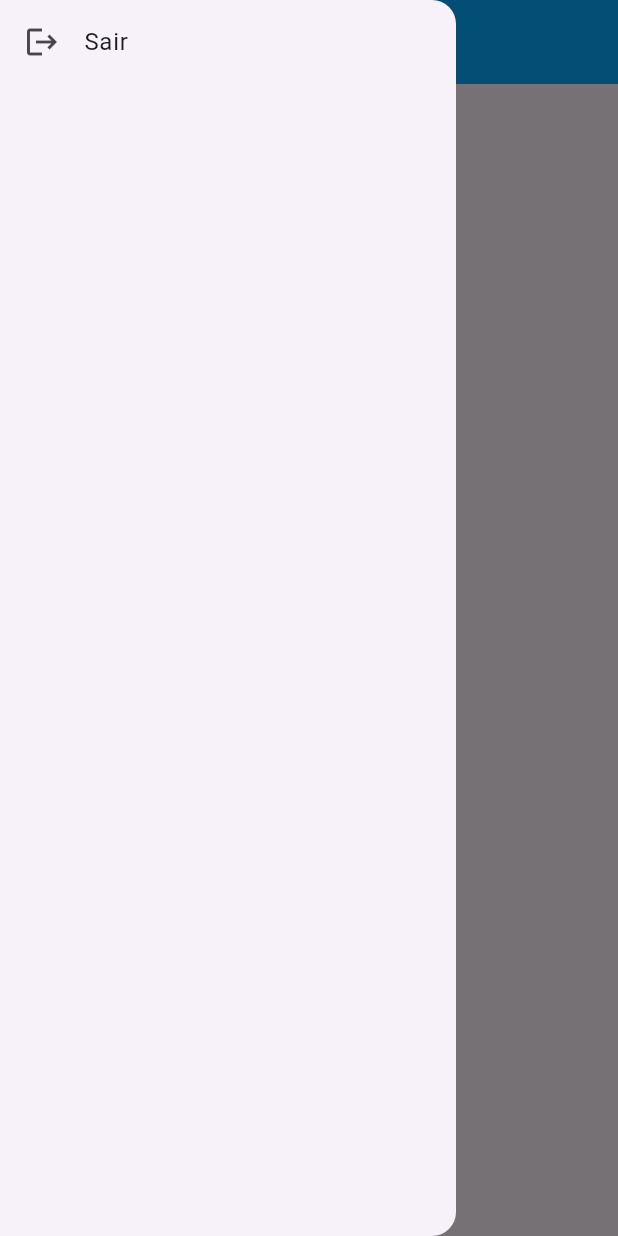
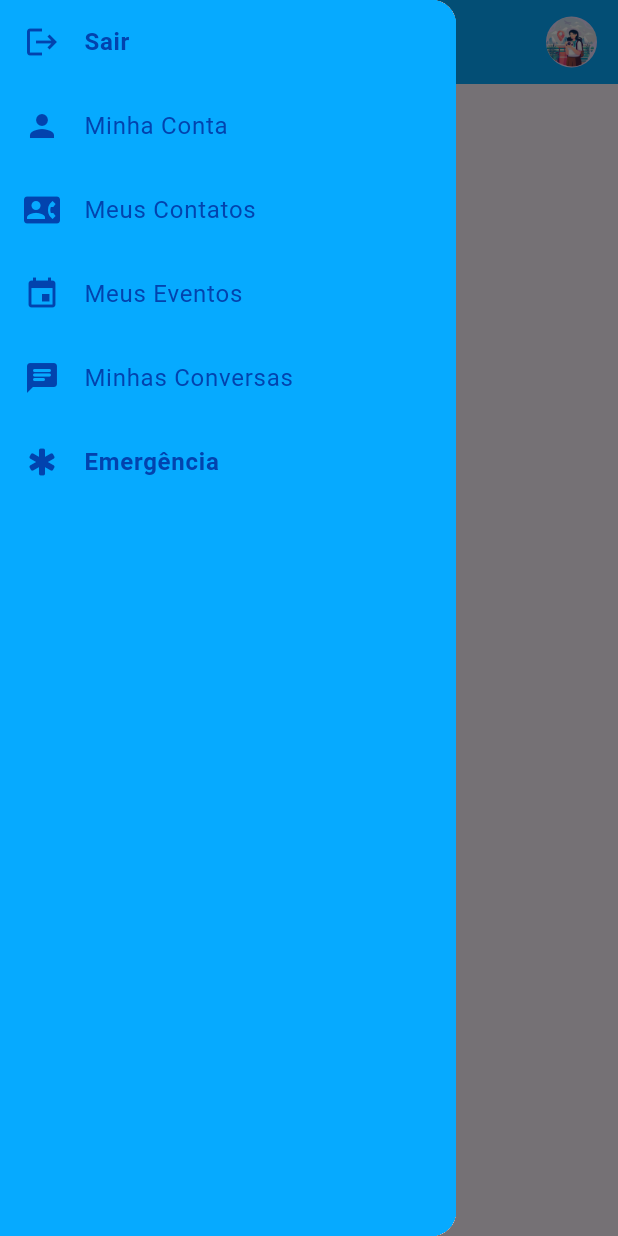
Before and after one commit to IngridLemosCaetano/travelSafe, a Flutter app: the screen it shows once a user with an empty profile is signed in, with the side drawer open, on a phone screen of 412 x 824 dp. Run offline on Flutter 3.47's test engine with Material 3 defaults, Android fonts, the phone set to English and light mode, and no system bars; our stand-ins replace firebase_auth, firebase_core; accounts and stored records are empty; generated files the repository leaves out were written again.

Commit message:
tela inicial

```diff
--- a/lib/telas/telaInicial.dart
+++ b/lib/telas/telaInicial.dart
@@ -1,6 +1,7 @@
 import 'package:apptravelsafe/_comum/minhasCores.dart';
 import 'package:apptravelsafe/servicos/autenticacaoServico.dart';
 import 'package:flutter/material.dart';
+import 'package:flutter/widgets.dart';
 
 class TelaInicial extends StatelessWidget {
   const TelaInicial({super.key});
@@ -9,22 +10,97 @@ class TelaInicial extends StatelessWidget {
   Widget build(BuildContext context) {
     return Scaffold(
       appBar: AppBar(
-        title: Text("Tela Inicial", style: TextStyle(color: Colors.white),),
+        title: Text(
+          "Travel Safe",
+          style: TextStyle(
+              color: MinhasCores.azul4,
+              fontFamily: "Caveat",
+              fontWeight: FontWeight.bold),
+        ),
         backgroundColor: MinhasCores.azul,
+        iconTheme: IconThemeData(color: MinhasCores.azul4),
+        actions: [
+          Padding(
+            padding: EdgeInsets.all(11.0),
+            child: CircleAvatar(
+              backgroundImage: AssetImage("assets/logo1.png"),
+            ),
+          ),
+        ],
       ),
       drawer: Drawer(
-        child: ListView(
+        child: Container(
+          color: MinhasCores.azul,
+        child:
+        ListView(
           children: [
             ListTile(
-              leading: const Icon(Icons.logout),
-              title: const Text("Sair"),
+              leading: const Icon(
+                Icons.logout,
+                color: MinhasCores.azul4,
+              ),
+              title: const Text("Sair",
+                  style: TextStyle(
+                      color: MinhasCores.azul4,
+                      fontWeight: FontWeight.bold)),
               onTap: () {
                 AutenticacaoServico().deslogar();
+              },
+            ),
+            ListTile(
+              leading: Icon(Icons.person,color: MinhasCores.azul4,),
+              title: Text("Minha Conta",style: TextStyle(color: MinhasCores.azul4),),
+              onTap: () {
+                Navigator.pop(context);
+                //Adicionar ação.
+              },
+            ),
+            ListTile(
+              leading: Icon(Icons.contact_phone,color: MinhasCores.azul4,),
+              title: Text("Meus Contatos",style: TextStyle(color: MinhasCores.azul4),),
+              onTap: () {
+                Navigator.pop(context);
+                //Adicionar ação.
+              },
+            ),
+            ListTile(
+              leading: Icon(Icons.event,color: MinhasCores.azul4,),
+              title: Text("Meus Eventos",style: TextStyle(color: MinhasCores.azul4),),
+              onTap: () {
+                Navigator.pop(context);
+                //Adicionar ação.
+              },
+            ),
+            ListTile(
+              leading: Icon(Icons.chat_rounded,color: MinhasCores.azul4,),
+              title: Text("Minhas Conversas",style: TextStyle(color: MinhasCores.azul4),),
+              onTap: () {
+                Navigator.pop(context);
+                //Adicionar ação.
+              },
+            ),
+            ListTile(
+              leading: Icon(Icons.emergency_rounded,color: MinhasCores.azul4,),
+              title: Text("Emergência",style: TextStyle(color: MinhasCores.azul4, fontWeight: FontWeight.bold),),
+              onTap: () {
+                Navigator.pop(context);
+                //Adicionar ação.
               },
             ),
           ],
         ),
       ),
+      ),
+      /*body: Center(child: _widgetOptions.elementAt(_selectedIndex),
+      ),
+      bottomNavigationBar: BottomNavigationBar(
+        items: const <BottomNavigationBarItem>[
+          BottomNavigationBarItem(icon: Icon(Icons.search),label: "Pesquisar"),
+        ]
+        currentIndex: _selectedIndex,
+        selectedItemColor: Colors.blue,
+        onTap: _onItemTapped,
+      ),*/
     );
   }
 }
```
